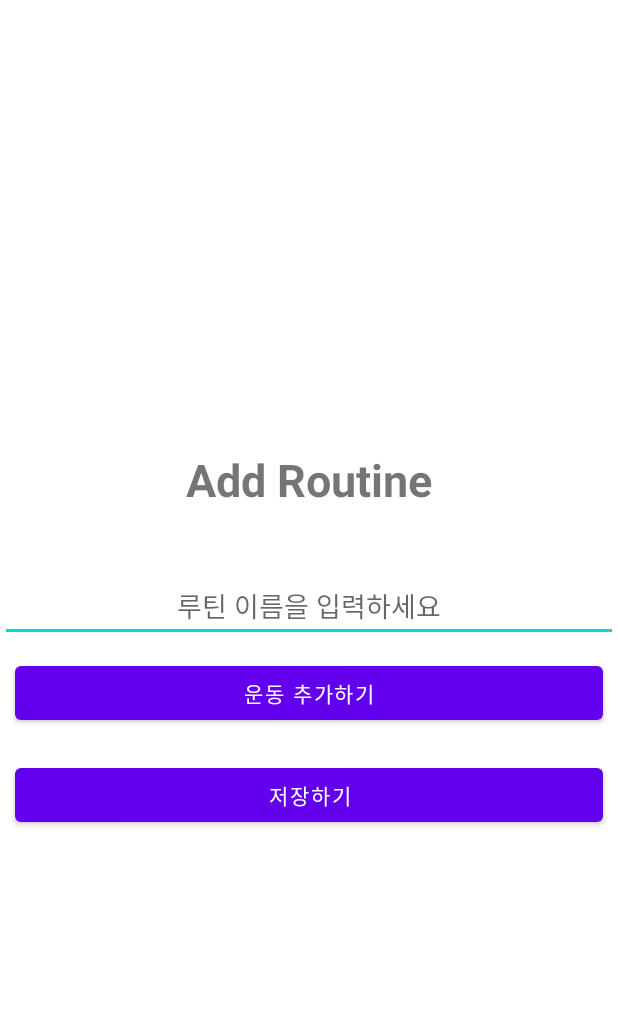
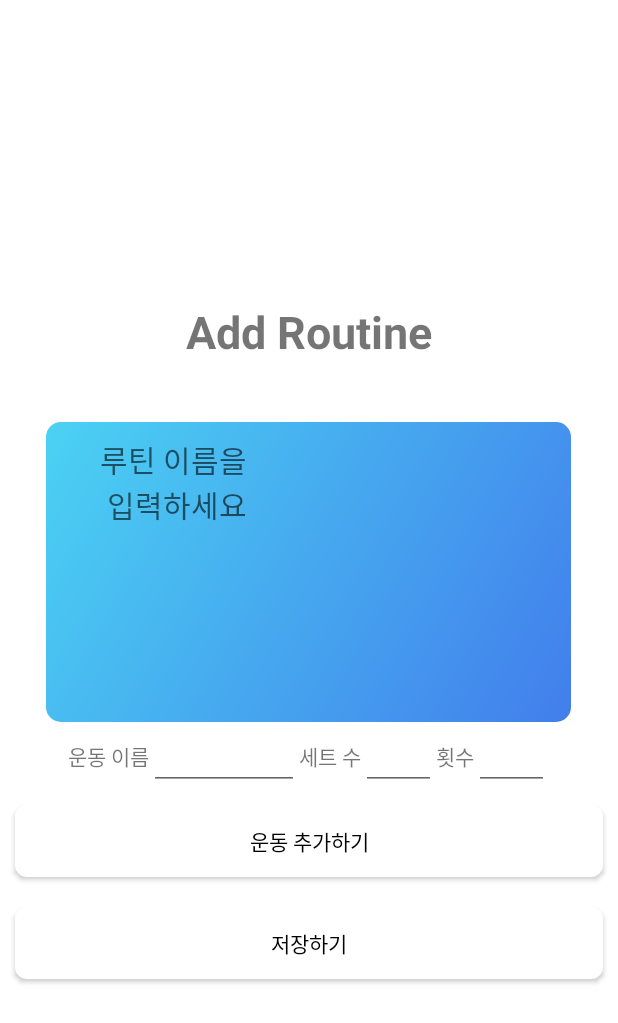
Before and after one commit to komh0086/MP_Project, an Android app: the AddRoutine screen opened directly, with no data from a screen before it, on a phone screen of 412 x 824 dp. Shown: the top 1023 px of the screen. Run offline under Robolectric (Android 15) with nearby library versions, the phone set to English and light mode, and no system bars.

Commit message:
루틴추가 화면 버튼 및 EditText 추가

```diff
--- /dev/null
+++ b/app/src/main/java/com/example/mp_project/domain/routine/RoutineAdaptor.java
@@ -0,0 +1,49 @@
+package com.example.mp_project.domain.routine;
+
+import android.content.Context;
+import android.view.LayoutInflater;
+import android.view.View;
+import android.view.ViewGroup;
+import android.widget.BaseAdapter;
+import android.widget.TextView;
+
+import com.example.mp_project.R;
+
+import java.util.ArrayList;
+
+public class RoutineAdaptor extends BaseAdapter {
+
+    private ArrayList<Routine_component> data;
+    private Context context;
+    LayoutInflater inflater;
+
+    public RoutineAdaptor(Context context, ArrayList<Routine_component> data) {
+        this.context = context;
+        this.data = data;
+        inflater = LayoutInflater.from(context);
+    }
+
+    @Override
+    public int getCount() {
+        return data.size();
+    }
+
+    @Override
+    public Object getItem(int i) {
+        return null;
+    }
+
+    @Override
+    public long getItemId(int i) {
+        return 0;
+    }
+
+    @Override
+    public View getView(int i, View view, ViewGroup viewGroup) {
+        View itemLayout = inflater.inflate(R.layout.listview_layout, null);
+
+        TextView nameView = (TextView) itemLayout.findViewById(R.id.list_title);
+        TextView subView = (TextView) itemLayout.findViewById(R.id.list_sub);
+        return itemLayout;
+    }
+}
--- /dev/null
+++ b/app/src/main/java/com/example/mp_project/domain/routine/Routine_component.java
@@ -0,0 +1,28 @@
+package com.example.mp_project.domain.routine;
+
+public class Routine_component {
+    String fitness_name;
+    int set, count;
+
+    public Routine_component(String name, int set, int count){
+        this.fitness_name = name;
+        this.set = set;
+        this.count = count;
+    }
+
+    Routine_component(){
+        new Routine_component("default", 0, 0);
+    }
+
+    public String get_name(){
+        return fitness_name;
+    }
+
+    public int get_set(){
+        return set;
+    }
+
+    public int get_count(){
+        return count;
+    }
+}
--- a/app/src/main/java/com/example/mp_project/view/AddRoutine.java
+++ b/app/src/main/java/com/example/mp_project/view/AddRoutine.java
@@ -4,16 +4,24 @@ import android.os.Bundle;
 import android.view.View;
 import android.widget.Button;
 import android.widget.EditText;
+import android.widget.ListView;
+import android.widget.Toast;
 
 import androidx.appcompat.app.AppCompatActivity;
 
 import com.example.mp_project.R;
-import com.example.mp_project.view.component.RoutineCard;
+import com.example.mp_project.domain.routine.RoutineAdaptor;
+import com.example.mp_project.domain.routine.Routine_component;
+
+import java.util.ArrayList;
 
 public class AddRoutine  extends AppCompatActivity {
 
-    EditText routine_name;
+    EditText routine_name, routine_set, routine_count;
     Button btn_addFitness, btn_saveRoutine;
+    ListView fitness_array;
+    ArrayList<Routine_component> routine_data;
+    RoutineAdaptor adaptor;
 
     protected void onCreate(Bundle savedInstanceState) {
         super.onCreate(savedInstanceState);
@@ -24,20 +32,37 @@ public class AddRoutine  extends AppCompatActivity {
     }
 
     private void find(){
-        routine_name = (EditText) findViewById(R.id.routine_name);
+        fitness_array = (ListView) findViewById(R.id.fitness_array);
+        routine_name = (EditText) findViewById(R.id.add_fitness_name);
+        routine_set = (EditText) findViewById(R.id.routine_set);
+        routine_count  = (EditText) findViewById(R.id.routine_count);
         btn_addFitness = (Button) findViewById(R.id.btn_addFitness);
         btn_saveRoutine = (Button) findViewById(R.id.btn_saveRoutine);
     }
 
     private void init(){
-
+        adaptor = new RoutineAdaptor(this, routine_data);
+        routine_data = new ArrayList<Routine_component>();
+        for(int i=0;i<3;i++){
+            Routine_component a = new Routine_component("aa", 2, 2);
+            routine_data.add(a);
+        }
+        //adapter추가 과정에서 에러가 생김
+        //fitness_array.setAdapter(adaptor);
     }
 
     private void setListener(){
         btn_addFitness.setOnClickListener(new View.OnClickListener() {
             @Override
             public void onClick(View view) {
-
+                String input_set = routine_set.getText().toString();
+                String input_count = routine_count.getText().toString();
+                String input_name = routine_name.getText().toString();
+                if(input_name.getBytes().length > 0 && input_count.getBytes().length > 0 && input_set.getBytes().length > 0) {
+                    Toast.makeText(getApplicationContext(), "운동이 추가되었습니다.", Toast.LENGTH_SHORT).show();
+                }else{
+                    Toast.makeText(getApplicationContext(), "잘못된 입력입니다!", Toast.LENGTH_SHORT).show();
+                }
             }
         });
 
--- /dev/null
+++ b/app/src/main/res/drawable/button_selector.xml
@@ -0,0 +1,29 @@
+<?xml version="1.0" encoding="utf-8"?>
+<selector xmlns:android="http://schemas.android.com/apk/res/android">
+
+    <item android:state_pressed="true">
+        <!--image대신 직접 selector를 그리겠다고 선언한다. -->
+        <shape >
+
+            <!--도형안에 채워질 색을 정의한다.-->
+            <solid android:color="#AACCEE"/>
+
+            <!-- width = 테두리 선의 굴기, color = 테두리 선의 색을 정의한다.-->
+            <!-- <stroke android:width="1dp" android:color="@color/black"/>-->
+
+            <!--각 모서리의 라운드 처리 - 값이 클수록 라운드의 각이 커진다.-->
+            <corners android:radius="8dp"/>
+
+        </shape>
+    </item>
+
+    <item android:state_pressed="false">
+        <shape >
+
+            <solid android:color="@color/white"/>
+
+            <corners android:radius="8dp"/>
+
+        </shape>
+    </item>
+</selector>
--- a/app/src/main/res/drawable/routine_card_bg.xml
+++ b/app/src/main/res/drawable/routine_card_bg.xml
@@ -7,6 +7,5 @@
         android:endColor="#4BD2F3"
         android:startColor="#427EEC" />
     <corners android:radius="10dp"/>
-    <stroke android:color="@color/black"/>
 
 </shape>
--- a/app/src/main/res/layout/add_routine.xml
+++ b/app/src/main/res/layout/add_routine.xml
@@ -3,7 +3,8 @@
     android:layout_width="match_parent"
     android:layout_height="match_parent"
     android:orientation="vertical"
-    android:gravity="center">
+    android:gravity="center"
+    android:backgroundTint="@color/root_background">
     <TextView
         android:layout_width="match_parent"
         android:layout_height="100dp"
@@ -12,26 +13,89 @@
         android:textStyle="bold"
         android:textSize="30dp"
         android:layout_margin="10dp"/>
-    <EditText
-        android:id="@+id/routine_name"
+
+    <LinearLayout
+        android:background="@drawable/routine_card_bg"
+        android:id="@+id/routine_card"
+        android:layout_width="350dp"
+        android:layout_height="200dp">
+
+        <EditText
+            android:id="@+id/add_routine_title"
+            android:layout_width="0dp"
+            android:layout_height="wrap_content"
+            android:layout_margin="10dp"
+            android:layout_weight="1"
+            android:background="#00000000"
+            android:hint="루틴 이름을 \n입력하세요"
+            android:textAlignment="center"
+            android:textSize="20dp"
+            android:textColor="#FFFFFF"/>
+
+        <ListView
+            android:id="@+id/add_fitness_array"
+            android:layout_width="0dp"
+            android:layout_height="match_parent"
+            android:layout_margin="10dp"
+            android:layout_weight="1"
+            android:background="#00000000" />
+    </LinearLayout>
+
+    <LinearLayout
         android:layout_width="match_parent"
         android:layout_height="wrap_content"
-        android:hint="루틴 이름을 입력하세요"
-        android:textAlignment="center"
-        />
-    <Button
+        android:gravity="center">
+
+        <TextView
+            android:layout_width="wrap_content"
+            android:layout_height="wrap_content"
+            android:text="운동 이름"/>
+        <EditText
+            android:id="@+id/add_fitness_name"
+            android:layout_width="wrap_content"
+            android:layout_height="wrap_content"
+            android:minWidth="100dp"/>
+
+        <TextView
+            android:layout_width="wrap_content"
+            android:layout_height="wrap_content"
+            android:text="세트 수" />
+
+        <EditText
+            android:id="@+id/routine_set"
+            android:layout_width="wrap_content"
+            android:layout_height="wrap_content"
+            android:minWidth="50dp"/>
+
+        <TextView
+            android:layout_width="wrap_content"
+            android:layout_height="wrap_content"
+            android:text="횟수" />
+
+        <EditText
+            android:id="@+id/routine_count"
+            android:layout_width="wrap_content"
+            android:layout_height="wrap_content"
+            android:minWidth="50dp"/>
+    </LinearLayout>
+
+    <androidx.appcompat.widget.AppCompatButton
         android:id="@+id/btn_addFitness"
         android:layout_width="match_parent"
         android:layout_height="wrap_content"
         android:layout_margin="10dp"
         android:text="운동 추가하기"
-        />
-    <Button
+        android:textColor="@color/black"
+        android:background="@drawable/button_selector"
+        android:elevation="50dp" />
+
+    <androidx.appcompat.widget.AppCompatButton
         android:id="@+id/btn_saveRoutine"
         android:layout_width="match_parent"
         android:layout_height="wrap_content"
+        android:background="@drawable/button_selector"
+        android:textColor="@color/black"
         android:text="저장하기"
-        android:layout_margin="10dp"
-        />
+        android:layout_margin="10dp" />
 
 </LinearLayout>
--- a/app/src/main/res/values/colors.xml
+++ b/app/src/main/res/values/colors.xml
@@ -6,5 +6,6 @@
     <color name="teal_200">#FF03DAC5</color>
     <color name="teal_700">#FF018786</color>
     <color name="black">#FF000000</color>
-    <color name="white">#FFFFFFFF</color>
+    <color name="white">#FFFFFFFF</color>\
+    <color name="root_background">#E8E8EA</color>
 </resources>
```
Also changed, not shown: app/src/main/java/com/example/mp_project/view/MainActivity.java (+3 -7 lines), app/src/main/res/layout/activity_main.xml (+59 -29 lines), app/src/main/res/layout/listview_layout.xml (added, +20 -0 lines).
